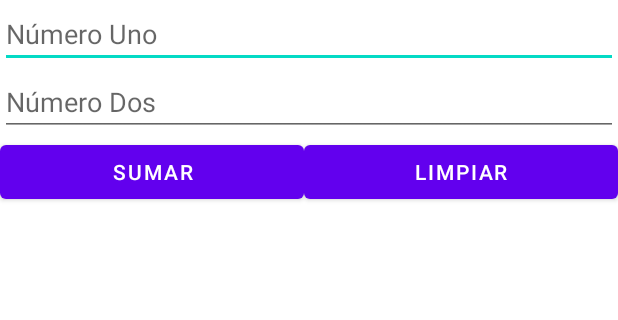
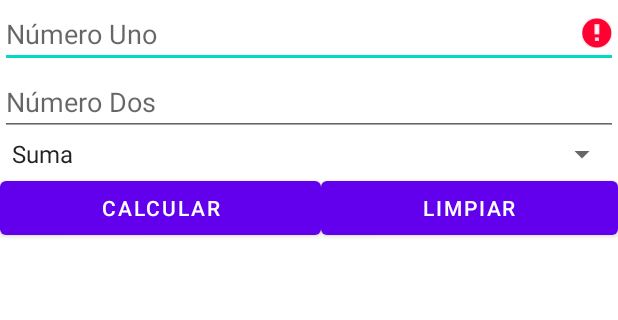
Before and after one commit to michaeltb9624/Calculadora, an Android app: the screen it shows after launch (MainActivity), after a tap on "LIMPIAR", on a phone screen of 412 x 824 dp, the part 133-453 px from its top. Run offline under Robolectric (Android 15) with nearby library versions, the phone set to English and light mode, and no system bars; 2 other taps on this screen came first.

```diff
--- a/app/src/main/java/com/example/calculadora/MainActivity.java
+++ b/app/src/main/java/com/example/calculadora/MainActivity.java
@@ -4,13 +4,19 @@ import androidx.appcompat.app.AppCompatActivity;
 
 import android.os.Bundle;
 import android.view.View;
+import android.widget.ArrayAdapter;
 import android.widget.EditText;
+import android.widget.Spinner;
 import android.widget.TextView;
 
 public class MainActivity extends AppCompatActivity {
 
     private EditText num1,num2;
     private TextView resultado;
+    private Spinner combo;
+    private  String opciones[];
+    private ArrayAdapter<String> adapter;
+
 
     @Override
     protected void onCreate(Bundle savedInstanceState) {
@@ -19,20 +25,45 @@ public class MainActivity extends AppCompatActivity {
         num1 = findViewById(R.id.txtNumeroUno);
         num2 = findViewById(R.id.txtNumeroDos);
         resultado = findViewById(R.id.lblResultado);
+        combo = findViewById(R.id.cmbOperaciones);
+
+        opciones = getResources().getStringArray(R.array.operaciones);
+
+        adapter = new ArrayAdapter<>(this, android.R.layout.simple_spinner_item, opciones);
+        combo.setAdapter(adapter);
     }
 
     public void calcular(View v){
         double n1, n2, suma;
+        int op;
         if(validar()) {
             n1 = Double.parseDouble(num1.getText().toString());
             n2 = Double.parseDouble(num2.getText().toString());
-            suma = n1 + n2;
-            resultado.setText("" + suma);
+            op = combo.getSelectedItemPosition();
+            switch (op){
+                case 0:
+                    suma = n1 + n2;
+                    break;
+                case 1:
+                    suma = n1 - n2;
+                    break;
+                case 2:
+                    suma = n1 * n2;
+                    break;
+                case 3:
+                    suma = n1 / n2;
+                    break;
+                default:
+                    throw new IllegalStateException("Operacion no permitida: " + op);
+            }
+            resultado.setText(String.format("%.2f",suma));
             //resultado.setText(String.valueOf(suma));
         }
     }
 
     public boolean validar(){
+        int op = combo.getSelectedItemPosition();
+
         if(num1.getText().toString().isEmpty()){
             num1.setError(getString(R.string.mensaje_error_numero_uno));
             num1.requestFocus();
@@ -43,6 +74,11 @@ public class MainActivity extends AppCompatActivity {
             num2.requestFocus();
             return false;
         }
+        double n2 = Double.parseDouble(num2.getText().toString());
+        if(n2 == 0 && op == 3){
+            num2.setError(getString(R.string.mensaje_error_divison_cero));
+            num2.requestFocus();
+        }
      return true;
     }
 
@@ -50,6 +86,7 @@ public class MainActivity extends AppCompatActivity {
         num1.setText("");
         num2.setText("");
         resultado.setText("");
+        combo.setSelection(0);
         num1.requestFocus();
     }
 }
--- a/app/src/main/res/layout/activity_main.xml
+++ b/app/src/main/res/layout/activity_main.xml
@@ -32,13 +32,18 @@
         android:hint="@string/numero_dos"
         android:inputType="numberSigned|number|textPersonName" />
 
+    <Spinner
+        android:id="@+id/cmbOperaciones"
+        android:layout_width="match_parent"
+        android:layout_height="wrap_content" />
+
     <LinearLayout
         android:layout_width="match_parent"
         android:layout_height="wrap_content"
         android:orientation="horizontal">
 
         <Button
-            android:id="@+id/btnSumar"
+            android:id="@+id/btnCalcular"
             android:layout_width="wrap_content"
             android:layout_height="wrap_content"
             android:layout_weight="1"
--- a/app/src/main/res/values/strings.xml
+++ b/app/src/main/res/values/strings.xml
@@ -3,8 +3,21 @@
     <string name="titulo">CALCULADORA</string>
     <string name="numero_uno">Número Uno</string>
     <string name="numero_dos">Número Dos</string>
-    <string name="calcular">Sumar</string>
+    <string name="calcular">Calcular</string>
     <string name="mensaje_error_numero_uno">Digite el número uno</string>
     <string name="mensaje_error_numero_dos">Digite el número dos</string>
     <string name="limpiar">Limpiar</string>
+    <string name="suma">Suma</string>
+    <string name="resta">Resta</string>
+    <string name="multiplicacion">Multiplicación</string>
+    <string name="division">División</string>
+    <string name="mensaje_error_divison_cero">No puede dividir por cero</string>
+
+
+    <string-array name="operaciones">
+        <item>@string/suma</item>
+        <item>@string/resta</item>
+        <item>@string/multiplicacion</item>
+        <item>@string/division</item>
+    </string-array>
 </resources>
```
Also changed, not shown: 1 other file.
